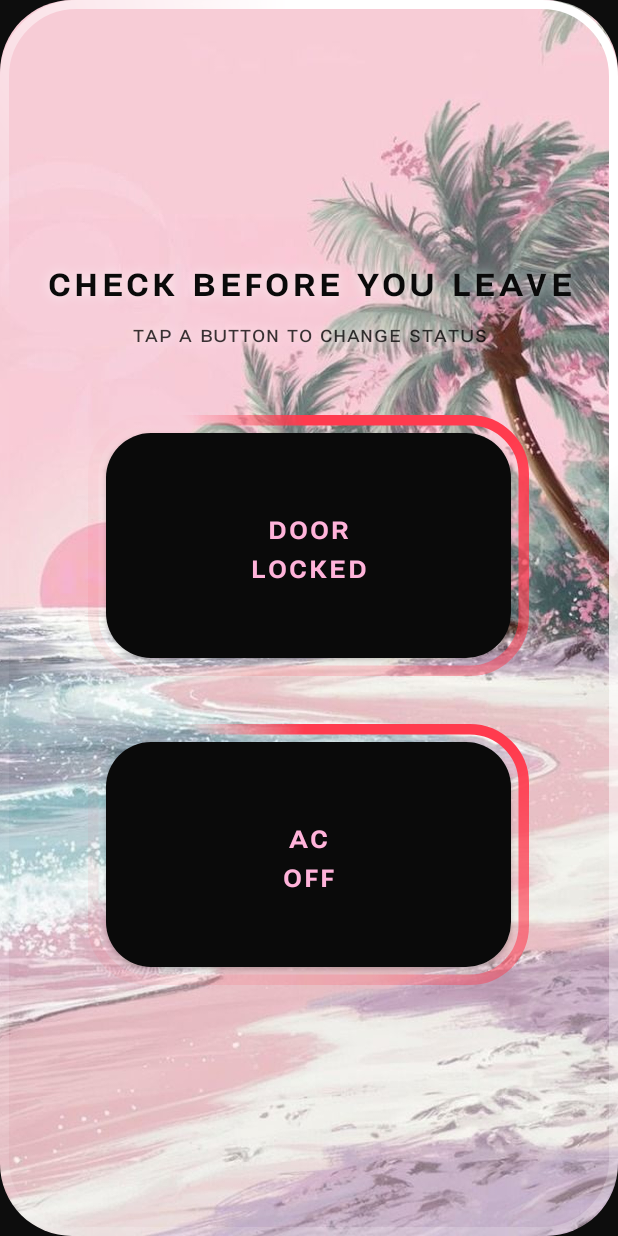
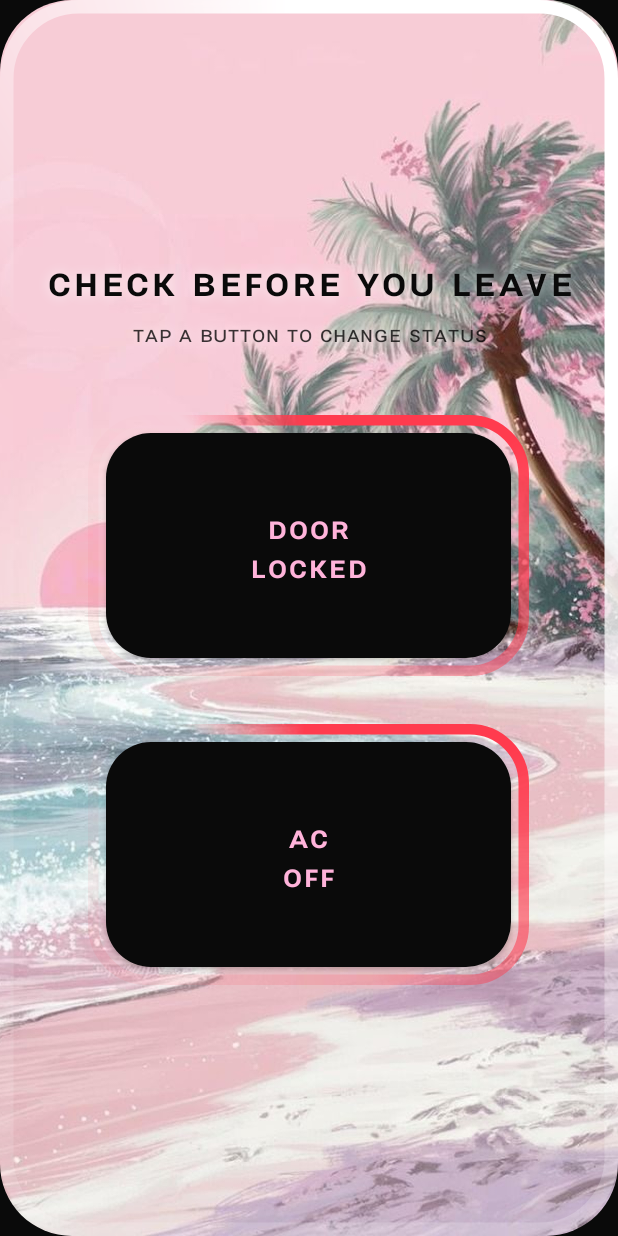
Before and after one commit to kristian652andonov-lang/123, an Android app: the first screen one second after launch (MainActivity), on a phone screen of 412 x 824 dp. Run offline under Robolectric (Android 15) with nearby library versions, the phone set to English and light mode, and no system bars.

Commit message:
Fix white gap at rounded screen corners
The root layout had no explicit background, so the corners clipped
away by the rounded photo mask fell through to the theme's window
background, which was rendering white on-device instead of black.
Set the root FrameLayout background to solid black directly so the
rounded corners are clean regardless of theme resolution, and made
the screen-edge glow ring thicker so the animation is clearly visible.

```diff
--- a/app/src/main/java/com/kristian/doorac/MainActivity.kt
+++ b/app/src/main/java/com/kristian/doorac/MainActivity.kt
@@ -42,7 +42,7 @@ class MainActivity : AppCompatActivity() {
         doorRing = findViewById(R.id.doorRing)
         acRing = findViewById(R.id.acRing)
         screenRing = findViewById(R.id.screenRing)
-        screenRing.strokeWidthDp = 6f
+        screenRing.strokeWidthDp = 9f
         screenRing.cornerRadiusDp = 48f
         screenRing.ringColor = ResourcesCompat.getColor(resources, R.color.white, theme)
 
--- a/app/src/main/res/layout/activity_main.xml
+++ b/app/src/main/res/layout/activity_main.xml
@@ -1,7 +1,8 @@
 <?xml version="1.0" encoding="utf-8"?>
 <FrameLayout xmlns:android="http://schemas.android.com/apk/res/android"
     android:layout_width="match_parent"
-    android:layout_height="match_parent">
+    android:layout_height="match_parent"
+    android:background="@color/card_black">
 
     <ImageView
         android:layout_width="match_parent"
```
